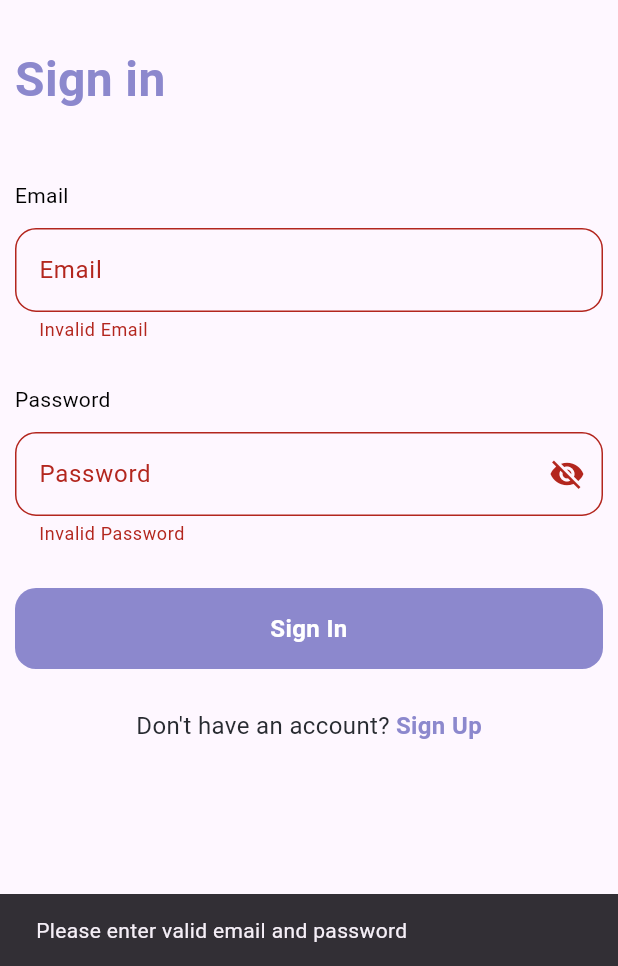
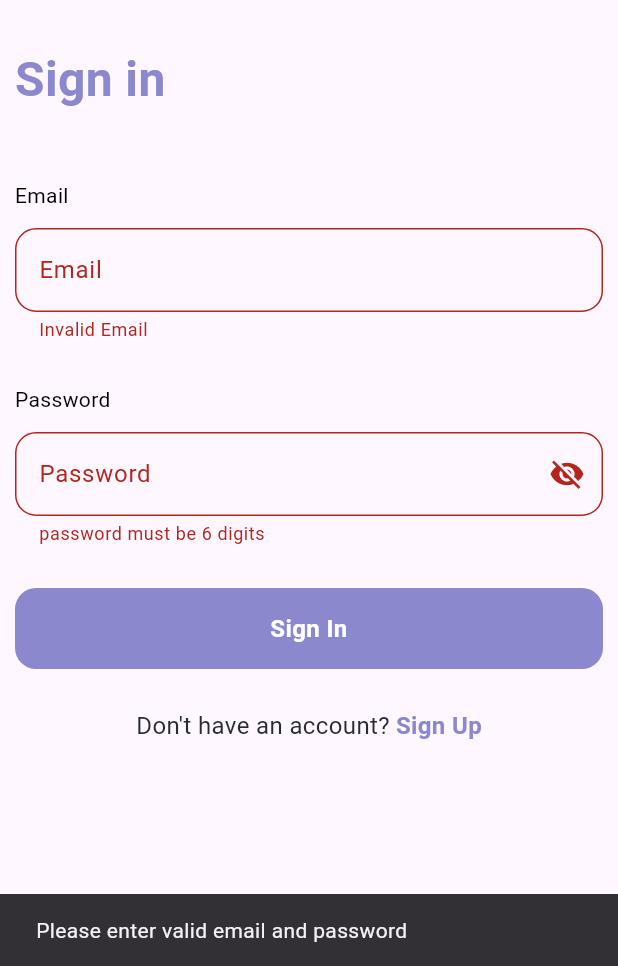
Before and after one commit to shakhawat-khan/easy-do, a Flutter app: the screen it shows after launch, after a tap on "Sign In", on a phone screen of 412 x 824 dp, the part 270-1236 px from its top. Run offline on Flutter 3.47's test engine with Material 3 defaults, Android fonts, the phone set to English and light mode, and no system bars; our stand-ins replace flutter_riverpod, go_router, image_picker, riverpod_annotation, shared_preferences, sqflite; accounts and stored records are empty; generated files the repository leaves out were written again; Roboto replaces fonts that are missing (Manrope).

Commit message:
some bug fix

```diff
--- a/lib/main.dart
+++ b/lib/main.dart
@@ -3,6 +3,10 @@ import 'package:easy_do/src/app.dart';
 import 'package:flutter/material.dart';
 import 'package:flutter_riverpod/flutter_riverpod.dart';
 import 'package:shared_preferences/shared_preferences.dart';
+import 'package:sqflite/sqflite.dart';
+import 'package:path/path.dart';
+
+late Future<Database> db;
 
 late SharedPreferences preferences;
 
@@ -11,6 +15,20 @@ String appUserId = "";
 
 void main() async {
   WidgetsFlutterBinding.ensureInitialized();
+
+  db = openDatabase(
+    // Set the path to the database. Note: Using the `join` function from the
+    // `path` package is best practice to ensure the path is correctly
+    // constructed for each platform.
+    join(await getDatabasesPath(), 'json.db'),
+    onCreate: (db, version) {
+      // Run the CREATE TABLE statement on the database.
+      return db.execute(
+        'CREATE TABLE json(id INTEGER PRIMARY KEY, response TEXT)',
+      );
+    },
+    version: 1,
+  );
   // Obtain shared preferences.
   preferences = await SharedPreferences.getInstance();
 
--- a/lib/src/modules/sign_in/view/sign_in_view.dart
+++ b/lib/src/modules/sign_in/view/sign_in_view.dart
@@ -82,7 +82,7 @@ class SignInView extends ConsumerWidget {
                         validator: (value) {
                           if (AppUtils.isValidPassword(password: value!) ==
                               false) {
-                            return 'Invalid Password';
+                            return 'password must be 6 digits';
                           }
                           return null;
                         },
--- a/lib/src/modules/sign_up/view/signup_view.dart
+++ b/lib/src/modules/sign_up/view/signup_view.dart
@@ -106,7 +106,7 @@ class SignUpView extends ConsumerWidget {
                         validator: (value) {
                           if (AppUtils.isValidPassword(password: value!) ==
                               false) {
-                            return 'Invalid Password';
+                            return 'password must be 6 digits';
                           }
                           return null;
                         },
@@ -142,7 +142,7 @@ class SignUpView extends ConsumerWidget {
                         validator: (value) {
                           if (AppUtils.isValidPassword(password: value!) ==
                               false) {
-                            return 'Invalid Password';
+                            return 'password must be 6 digits';
                           }
                           return null;
                         },
--- a/lib/src/modules/task/view/task_view.dart
+++ b/lib/src/modules/task/view/task_view.dart
@@ -25,7 +25,7 @@ class TaskView extends ConsumerWidget {
             : ListView.builder(
                 itemCount: ref.watch(listOfTaskProvider)!.length,
                 itemBuilder: (context, index) {
-                  ref.watch(listOfTaskProvider.notifier).state!.sort((a, b) {
+                  ref.watch(listOfTaskProvider)!.sort((a, b) {
                     final dateFormat =
                         DateFormat("yyyy-MM-dd"); // Assuming your date format
                     final aDueDate = dateFormat.parse(a.dueDate ?? "");
--- a/lib/src/theme/themes.dart
+++ b/lib/src/theme/themes.dart
@@ -1,10 +1,7 @@
 import 'package:flutter/material.dart';
 
 const inputDecorationTheme = InputDecorationTheme(
-  constraints: BoxConstraints(
-      // maxHeight: 54,
-      ),
-  // labelStyle: TextStyle(color: Color(0xFFE9E9E9)),
+  constraints: BoxConstraints(),
   border: OutlineInputBorder(
     borderRadius: BorderRadius.all(
       Radius.circular(
@@ -12,11 +9,4 @@ const inputDecorationTheme = InputDecorationTheme(
       ),
     ),
   ),
-  // hintStyle: TextStyle(
-  //   color: Color(0xFFE9E9E9),
-  //   fontSize: 16,
-  //   fontFamily: 'Manrope',
-  //   fontWeight: FontWeight.w400,
-  //   height: 0,
-  // ),
 );
```
Also changed, not shown: lib/src/utils/app_utils.dart (+0 -21 lines), lib/src/modules/task/provider/task_sort_list_function.dart (added).
